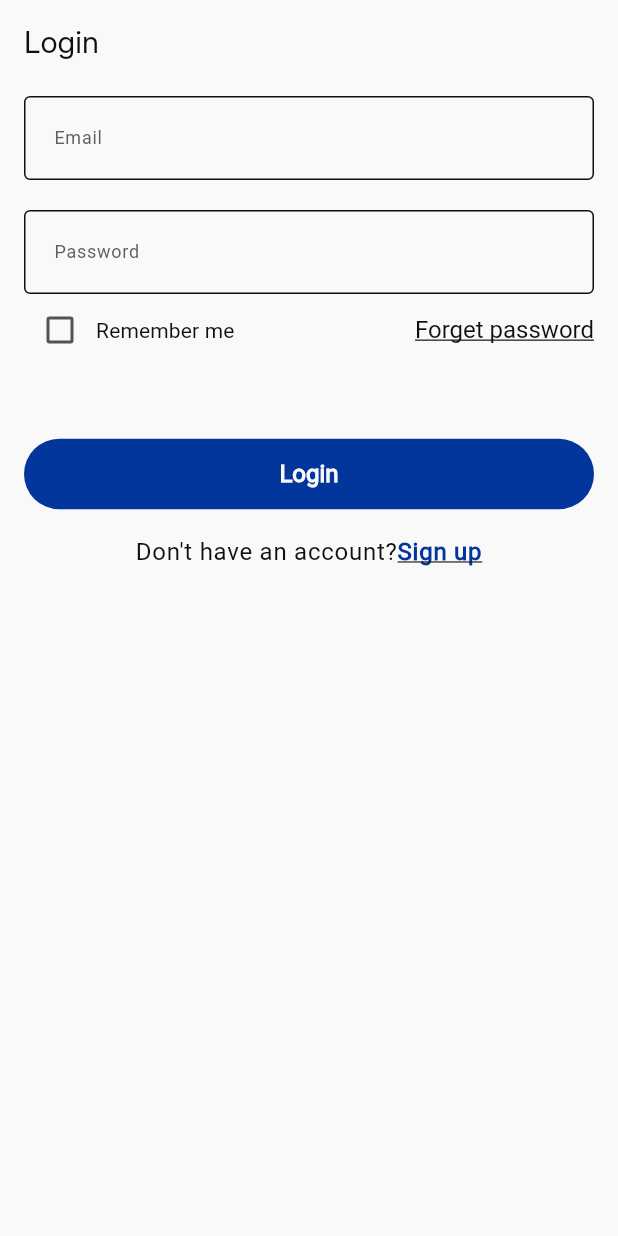
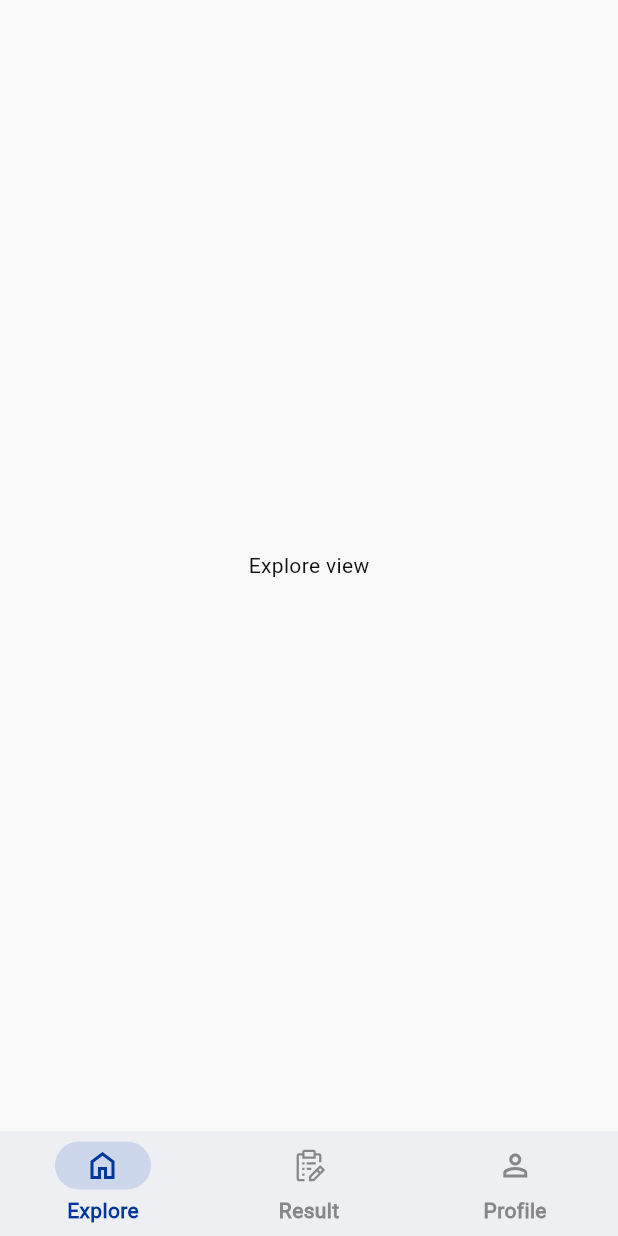
Before and after one commit to ahmedelazab1220/online_exam_app, a Flutter app: the screen it shows after launch, on a phone screen of 412 x 824 dp. Run offline on Flutter 3.47's test engine with Material 3 defaults, Android fonts, the phone set to English and light mode, and no system bars; our stand-ins replace dio, easy_localization, equatable, flutter_bloc, flutter_svg, fluttertoast and 5 more; generated files the repository leaves out were written again.

Commit message:
feat: add bottom navigation bar
- Implemented bottom navigation bar with Bloc state management
- Added navigation destinations: Home, Result, and Profile
- Customized selected icon color (AppColors.blue) and label color (AppColors.blue)
- Applied `NavigationBarThemeData` for consistent styling
- Improved UI consistency with smooth transitions

```diff
--- a/lib/core/assets/app_icons.dart
+++ b/lib/core/assets/app_icons.dart
@@ -2,8 +2,11 @@ class AppIcons{
   static const arrowBackIcon='assets/svgs/arrow_back_icon.svg';
   static const cameraIcon='assets/svgs/camera_icon.svg';
   static const checkIcon='assets/svgs/check_icon.svg';
-  static const exploreIcon='assets/svgs/explore_icon.svg';
-  static const profileIcon='assets/svgs/profile_icon.svg';
+  static const unSelectedExploreIcon='assets/svgs/explore_icon.svg';
+  static const exploreIcon='assets/svgs/selected_explore_icon.svg';
+  static const unSelectedProfileIcon='assets/svgs/profile_icon.svg';
+  static const profileIcon='assets/svgs/selected_profile_icon.svg';
   static const resultIcon='assets/svgs/result_icon.svg';
+  static const unSelectedResultIcon='assets/svgs/unselected_result_icon.svg';
   static const searchIcon='assets/svgs/search.svg';
 }
--- a/lib/core/navigation/routes.dart
+++ b/lib/core/navigation/routes.dart
@@ -1,4 +1,5 @@
 import 'package:flutter/material.dart';
+import 'package:online_exam_app/features/bottom_navigation_bar/presentation/view/bottom_navigation_bar_view.dart';
 import '../../features/auth/login/presentation/view/login_view.dart';
 import '../../features/auth/sign_up/presentation/view/sign_up_view.dart';
 import '../../features/forget_password/presentation/view/forget_password_view.dart';
@@ -8,10 +9,12 @@ class AppRoutes {
   static const String signUpRoute = "/signUp";
   static const String forgetPasswordRoute = "/forgetPassword";
   static const String otpVerifyRoute = "/otpVerify";
+  static const String bottomNavBar = "/bottomNavBar";
 
   static Map<String, Widget Function(dynamic)> routes = {
     loginRoute: (context) => LoginView(),
     signUpRoute: (context) => SignUpView(),
     forgetPasswordRoute: (context) => ForgetPasswordView(),
+    bottomNavBar: (context) => BottomNavigationBarView(),
   };
 }
--- /dev/null
+++ b/lib/features/bottom_navigation_bar/presentation/view/bottom_navigation_bar_view.dart
@@ -0,0 +1,62 @@
+import 'package:flutter/material.dart';
+import 'package:flutter_bloc/flutter_bloc.dart';
+import 'package:flutter_svg/flutter_svg.dart';
+import 'package:online_exam_app/core/assets/app_colors.dart';
+import 'package:online_exam_app/core/assets/app_icons.dart';
+import 'package:online_exam_app/features/bottom_navigation_bar/presentation/view_model/bottom_nav_bar_cubit/bottom_nav_bar_cubit.dart';
+import 'package:online_exam_app/features/bottom_navigation_bar/presentation/view_model/bottom_nav_bar_cubit/bottom_nav_bar_state.dart';
+
+class BottomNavigationBarView extends StatelessWidget {
+  const BottomNavigationBarView({super.key});
+
+  @override
+  Widget build(BuildContext context) {
+    final cubit = BlocProvider.of<BottomNavigationBarCubit>(context);
+    return BlocConsumer<BottomNavigationBarCubit, BottomNavigationBarStates>(
+      listener: (context, state) {},
+      builder: (context, state) {
+        return Scaffold(
+          bottomNavigationBar: NavigationBarTheme(
+            data: NavigationBarThemeData(
+              labelTextStyle: WidgetStateProperty.resolveWith<TextStyle>(
+                    (Set<WidgetState> states) {
+                  if (states.contains(WidgetState.selected)) {
+                    return TextStyle(color: AppColors.blue, fontWeight: FontWeight.bold);
+                  }
+                  return TextStyle(color: Color(0xff878787), fontWeight: FontWeight.bold);
+                },
+              ),
+            ),
+            child: NavigationBar(
+              height: 70,
+              elevation: 0,
+              selectedIndex: cubit.bottomNavIndex,
+              indicatorColor: Color(0xffCCD7EB),
+              onDestinationSelected: (currentIndex) {
+                debugPrint("Current index is : $currentIndex");
+                cubit.changeBottomNavIndex(currentIndex: currentIndex);
+              },
+              animationDuration: Duration(milliseconds: 300),
+              backgroundColor: AppColors.lightBlue,
+              destinations: [
+                NavigationDestination(
+                  icon: cubit.bottomNavIndex == 0 ?SvgPicture.asset(AppIcons.exploreIcon):SvgPicture.asset(AppIcons.unSelectedExploreIcon),
+                  label: "Explore",
+                ),
+                NavigationDestination(
+                  icon: cubit.bottomNavIndex == 1 ?SvgPicture.asset(AppIcons.resultIcon):SvgPicture.asset(AppIcons.unSelectedResultIcon),
+                  label: "Result",
+                ),
+                NavigationDestination(
+                  icon: cubit.bottomNavIndex == 2 ?SvgPicture.asset(AppIcons.profileIcon):SvgPicture.asset(AppIcons.unSelectedProfileIcon),
+                  label: "Profile",
+                ),
+              ],
+            ),
+          ),
+          body: cubit.screens[cubit.bottomNavIndex],
+        );
+      },
+    );
+  }
+}
--- /dev/null
+++ b/lib/features/bottom_navigation_bar/presentation/view_model/bottom_nav_bar_cubit/bottom_nav_bar_cubit.dart
@@ -0,0 +1,23 @@
+import 'package:flutter/material.dart';
+import 'package:flutter_bloc/flutter_bloc.dart';
+import 'package:online_exam_app/features/bottom_navigation_bar/presentation/view_model/bottom_nav_bar_cubit/bottom_nav_bar_state.dart';
+import 'package:online_exam_app/features/explore/presentation/view/explore_view.dart';
+import 'package:online_exam_app/features/profile/presentation/view/profile_view.dart';
+import 'package:online_exam_app/features/result/presentation/view/result_view.dart';
+
+class BottomNavigationBarCubit extends Cubit<BottomNavigationBarStates> {
+  BottomNavigationBarCubit() : super(BottomNavigationBarInitialState());
+
+  int bottomNavIndex = 0;
+
+  void changeBottomNavIndex({required int currentIndex}) {
+    bottomNavIndex = currentIndex;
+    emit(ChangeBottomNavigationIndexState());
+  }
+
+  List<Widget> screens = [
+    ExploreView(),
+    ResultView(),
+    ProfileView()
+  ];
+}
--- /dev/null
+++ b/lib/features/bottom_navigation_bar/presentation/view_model/bottom_nav_bar_cubit/bottom_nav_bar_state.dart
@@ -0,0 +1,5 @@
+abstract class BottomNavigationBarStates{}
+
+class BottomNavigationBarInitialState extends BottomNavigationBarStates{}
+
+class ChangeBottomNavigationIndexState extends BottomNavigationBarStates{}
--- /dev/null
+++ b/lib/features/explore/presentation/view/explore_view.dart
@@ -0,0 +1,14 @@
+import 'package:flutter/material.dart';
+
+class ExploreView extends StatelessWidget {
+  const ExploreView({super.key});
+
+  @override
+  Widget build(BuildContext context) {
+    return Scaffold(
+      body: Center(
+        child: Text("Explore view"),
+      ),
+    );
+  }
+}
--- /dev/null
+++ b/lib/features/profile/presentation/view/profile_view.dart
@@ -0,0 +1,14 @@
+import 'package:flutter/material.dart';
+
+class ProfileView extends StatelessWidget {
+  const ProfileView({super.key});
+
+  @override
+  Widget build(BuildContext context) {
+    return Scaffold(
+      body: Center(
+        child: Text("Profile View"),
+      ),
+    );
+  }
+}
--- /dev/null
+++ b/lib/features/result/presentation/view/result_view.dart
@@ -0,0 +1,14 @@
+import 'package:flutter/material.dart';
+
+class ResultView extends StatelessWidget {
+  const ResultView({super.key});
+
+  @override
+  Widget build(BuildContext context) {
+    return Scaffold(
+      body: Center(
+        child: Text("Result View"),
+      ),
+    );
+  }
+}
--- a/lib/main.dart
+++ b/lib/main.dart
@@ -3,6 +3,7 @@ import 'package:flutter/material.dart';
 import 'package:flutter_bloc/flutter_bloc.dart';
 import 'package:online_exam_app/core/di/di.dart';
 import 'package:online_exam_app/core/theme/app_theme.dart';
+import 'package:online_exam_app/features/bottom_navigation_bar/presentation/view_model/bottom_nav_bar_cubit/bottom_nav_bar_cubit.dart';
 import 'core/navigation/routes.dart';
 import 'core/utils/bloc_observer/bloc_observer_service.dart';
 
@@ -31,6 +32,10 @@ class OnlineExamApp extends StatelessWidget {
     return LayoutBuilder(
       builder: (context, constraints) {
         return SafeArea(
+          child: MultiBlocProvider(
+            providers: [
+              BlocProvider(create: (context) => BottomNavigationBarCubit()),
+            ],
             child: MaterialApp(
               localizationsDelegates: context.localizationDelegates,
               supportedLocales: context.supportedLocales,
@@ -38,7 +43,8 @@ class OnlineExamApp extends StatelessWidget {
               debugShowCheckedModeBanner: false,
               routes: AppRoutes.routes,
               theme: AppTheme.appTheme,
-            initialRoute: AppRoutes.loginRoute,
+              initialRoute: AppRoutes.bottomNavBar,
+            ),
           ),
         );
       },
--- a/pubspec.yaml
+++ b/pubspec.yaml
@@ -28,6 +28,7 @@ environment:
 # the latest version available on pub.dev. To see which dependencies have newer
 # versions available, run `flutter pub outdated`.
 dependencies:
+  bloc: ^9.0.0
   cupertino_icons: ^1.0.8
   dio: ^5.8.0+1
   easy_localization: ^3.0.7+1
```
Also changed, not shown: assets/svgs/selected_explore_icon.svg (added), assets/svgs/selected_profile_icon.svg (added), assets/svgs/unselected_result_icon.svg (added), pubspec.lock. Lines whose indentation alone changed are shown as unchanged.
